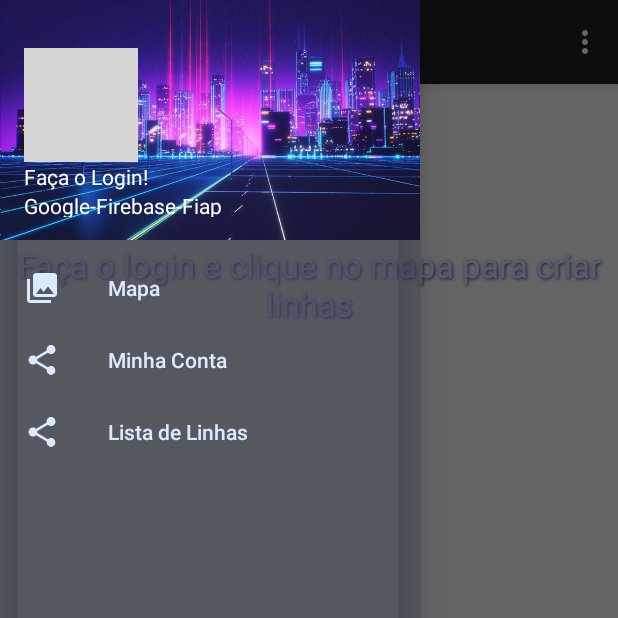
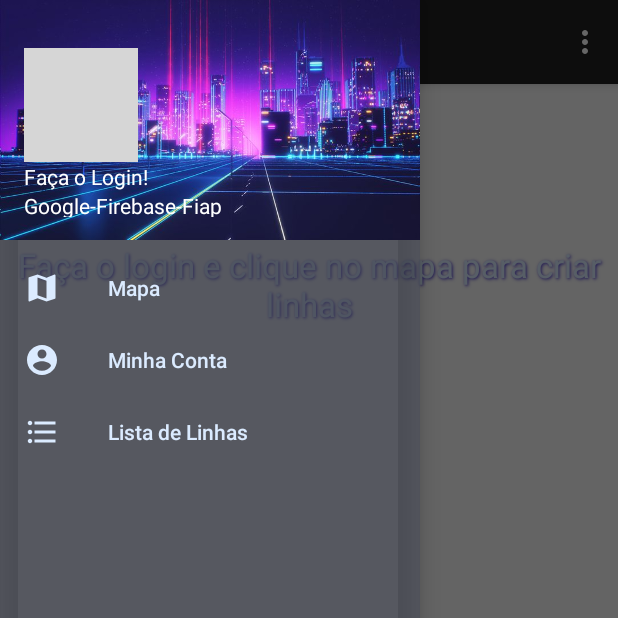
Before and after one commit to VyMajoris/Mapline, an Android app: the screen it shows after launch (MainActivity), with the side drawer open, on a phone screen of 412 x 824 dp, the top half of it. Run offline under Robolectric (Android 15) with nearby library versions, the phone set to English and light mode, and no system bars; our stand-ins replace CircleImageView, EventBus, Picasso; libraries missing offline, so code that uses them is left out: com.firebase.client, com.github.clans.fab, com.yqritc.scalablevideoview; pictures from the network do not load; 5 statements that could not run were skipped; grey boxes are pictures that could not be loaded.

Commit message:
Commit 4

```diff
--- a/app/src/main/java/br/com/fiap/pizza/MyMapFragment.java
+++ b/app/src/main/java/br/com/fiap/pizza/MyMapFragment.java
@@ -119,15 +119,6 @@ public class MyMapFragment extends Fragment implements OnMapReadyCallback {
 
         fam = (FloatingActionMenu) view.findViewById(R.id.fam);
 
-        FloatingActionButton fabMprefs = (FloatingActionButton) view.findViewById(R.id.clear_mPrefs_button);
-        fabMprefs.setOnClickListener(new View.OnClickListener() {
-
-            @Override
-            public void onClick(View v) {
-                mPrefs.edit().clear().apply();
-            }
-        });
-
 
         FloatingActionButton fabAll = (FloatingActionButton) view.findViewById(R.id.delete_all_button);
         fabAll.setOnClickListener(new View.OnClickListener() {
@@ -241,11 +232,7 @@ public class MyMapFragment extends Fragment implements OnMapReadyCallback {
             @Override
             public void onChildAdded(DataSnapshot snap, String s) {
 
-                System.out.println(snap.getKey() + "___" + polylineId);
-
                 if (!snap.getKey().equals(polylineId)) {
-                    System.out.println(snap.getKey() + " ___ " + polylineId);
-                    System.out.println("AAAAAAAAAAAAAAAAAAAAAAAAAAAAAAAAAAAAAAA");
 
                     polylineOptionsMap.put(snap.getKey(), new PolylineOptions());
                     polylineHashMap.put(snap.getKey(), new ArrayList<Polyline>());
--- /dev/null
+++ b/app/src/main/res/drawable-anydpi/ic_account_circle.xml
@@ -0,0 +1,9 @@
+<vector xmlns:android="http://schemas.android.com/apk/res/android"
+        android:width="24dp"
+        android:height="24dp"
+        android:viewportWidth="24.0"
+        android:viewportHeight="24.0">
+    <path
+        android:fillColor="#ffffff"
+        android:pathData="M12,2C6.48,2 2,6.48 2,12s4.48,10 10,10 10,-4.48 10,-10S17.52,2 12,2zM12,5c1.66,0 3,1.34 3,3s-1.34,3 -3,3 -3,-1.34 -3,-3 1.34,-3 3,-3zM12,19.2c-2.5,0 -4.71,-1.28 -6,-3.22 0.03,-1.99 4,-3.08 6,-3.08 1.99,0 5.97,1.09 6,3.08 -1.29,1.94 -3.5,3.22 -6,3.22z"/>
+</vector>
--- a/app/src/main/res/drawable-anydpi/ic_email.xml
+++ b/app/src/main/res/drawable-v21/ic_email.xml
@@ -1,9 +1,9 @@
 <vector xmlns:android="http://schemas.android.com/apk/res/android"
         android:width="24dp"
         android:height="24dp"
-        android:viewportWidth="24.0"
-        android:viewportHeight="24.0">
+        android:viewportHeight="24.0"
+        android:viewportWidth="24.0">
     <path
-        android:fillColor="#FF000000"
+        android:fillColor="#ffffff"
         android:pathData="M20,4L4,4c-1.1,0 -1.99,0.9 -1.99,2L2,18c0,1.1 0.9,2 2,2h16c1.1,0 2,-0.9 2,-2L22,6c0,-1.1 -0.9,-2 -2,-2zM20,8l-8,5 -8,-5L4,6l8,5 8,-5v2z"/>
 </vector>
--- /dev/null
+++ b/app/src/main/res/drawable-v21/ic_format_list_bulleted.xml
@@ -0,0 +1,9 @@
+<vector xmlns:android="http://schemas.android.com/apk/res/android"
+        android:width="24dp"
+        android:height="24dp"
+        android:viewportHeight="24.0"
+        android:viewportWidth="24.0">
+    <path
+        android:fillColor="#ffffff"
+        android:pathData="M4,10.5c-0.83,0 -1.5,0.67 -1.5,1.5s0.67,1.5 1.5,1.5 1.5,-0.67 1.5,-1.5 -0.67,-1.5 -1.5,-1.5zM4,4.5c-0.83,0 -1.5,0.67 -1.5,1.5S3.17,7.5 4,7.5 5.5,6.83 5.5,6 4.83,4.5 4,4.5zM4,16.5c-0.83,0 -1.5,0.68 -1.5,1.5s0.68,1.5 1.5,1.5 1.5,-0.68 1.5,-1.5 -0.67,-1.5 -1.5,-1.5zM7,19h14v-2L7,17v2zM7,13h14v-2L7,11v2zM7,5v2h14L21,5L7,5z"/>
+</vector>
--- /dev/null
+++ b/app/src/main/res/drawable-v21/ic_map.xml
@@ -0,0 +1,9 @@
+<vector xmlns:android="http://schemas.android.com/apk/res/android"
+        android:width="24dp"
+        android:height="24dp"
+        android:viewportHeight="24.0"
+        android:viewportWidth="24.0">
+    <path
+        android:fillColor="#ffffff"
+        android:pathData="M20.5,3l-0.16,0.03L15,5.1 9,3 3.36,4.9c-0.21,0.07 -0.36,0.25 -0.36,0.48V20.5c0,0.28 0.22,0.5 0.5,0.5l0.16,-0.03L9,18.9l6,2.1 5.64,-1.9c0.21,-0.07 0.36,-0.25 0.36,-0.48V3.5c0,-0.28 -0.22,-0.5 -0.5,-0.5zM15,19l-6,-2.11V5l6,2.11V19z"/>
+</vector>
--- a/app/src/main/res/menu/activity_main_drawer.xml
+++ b/app/src/main/res/menu/activity_main_drawer.xml
@@ -5,17 +5,17 @@
 
         <item
             android:id="@+id/nav_map"
-            android:icon="@drawable/ic_menu_gallery"
+            android:icon="@drawable/ic_map"
             android:title="@string/mapa" />
         <item
             android:id="@+id/nav_account"
-            android:icon="@drawable/ic_menu_share"
+            android:icon="@drawable/ic_account_circle"
             android:title="@string/minha_conta"
 
             />
         <item
             android:id="@+id/nav_list"
-            android:icon="@drawable/ic_menu_share"
+            android:icon="@drawable/ic_format_list_bulleted"
             android:title="@string/lista_de_linhas"
 
             />
--- a/app/src/main/res/values/drawables.xml
+++ b/app/src/main/res/values/drawables.xml
@@ -6,4 +6,5 @@
     <item name="ic_menu_share" type="drawable">@android:drawable/ic_menu_share</item>
     <item name="ic_menu_send" type="drawable">@android:drawable/ic_menu_send</item>
     <item name="ic_menu_delete" type="drawable">@android:drawable/ic_menu_delete</item>
+
 </resources>
```
Also changed, not shown: app/src/main/java/br/com/fiap/pizza/ItemFragment.java (+95 -23 lines), app/src/main/res/drawable-v21/ic_delete_forever.xml (added, +9 -0 lines), app/src/main/res/drawable-v21/ic_undo.xml (added, +9 -0 lines), app/src/main/res/layout/fragment_map.xml (+10 -18 lines).
